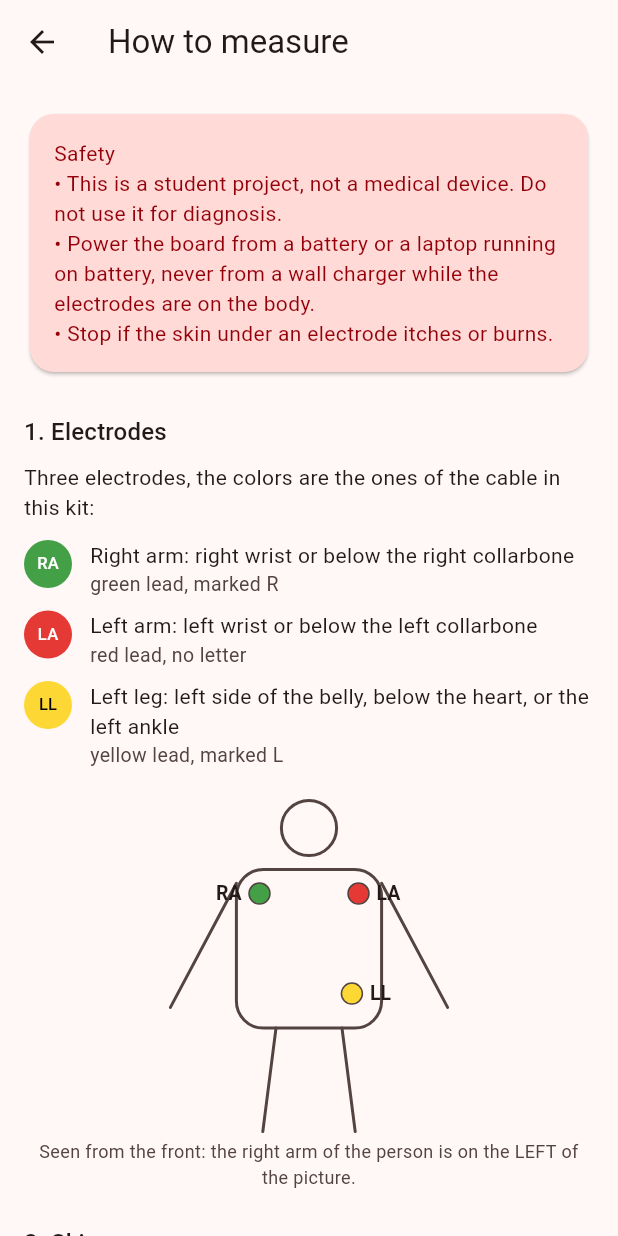
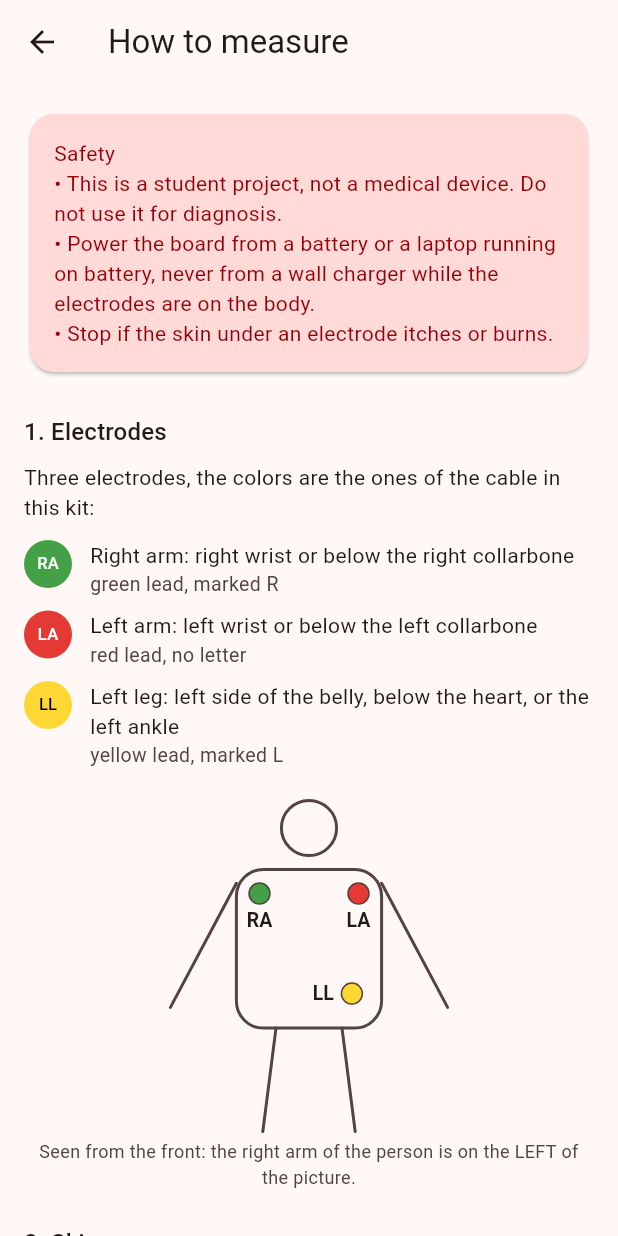
Before and after one commit to MV7567/ekg-flutter-app, a Flutter app: the screen it shows after launch, after a tap on "How to measure", on a phone screen of 412 x 824 dp. Run offline on Flutter 3.47's test engine with Material 3 defaults, Android fonts, the phone set to English and light mode, and no system bars; our stand-ins replace device_info_plus, flutter_blue_plus, pdf, permission_handler, share_plus, shared_preferences and 1 more.

Commit message:
electrode stuff

```diff
--- a/lib/l10n/app_en.arb
+++ b/lib/l10n/app_en.arb
@@ -88,6 +88,8 @@
   "deviceStart": "START",
   "devicePreview": "PREVIEW",
   "devicePreviewStop": "STOP PREVIEW",
+  "deviceAdsTest": "ADS1194 test signal",
+  "deviceAdsTestHint": "The internal test signal of the ADS1194: a ±1 mV square wave, about 1 Hz, the electrodes are not measured. Nothing is saved, START records it.",
   "devicePreviewHint": "Preview only, nothing is saved. START records from this moment on.",
   "deviceStop": "STOP",
   "deviceOfLength": "of {length}",
--- a/lib/l10n/app_localizations.dart
+++ b/lib/l10n/app_localizations.dart
@@ -553,6 +553,18 @@ abstract class AppLocalizations {
   /// In en, this message translates to:
   /// **'STOP PREVIEW'**
   String get devicePreviewStop;
+
+  /// No description provided for @deviceAdsTest.
+  ///
+  /// In en, this message translates to:
+  /// **'ADS1194 test signal'**
+  String get deviceAdsTest;
+
+  /// No description provided for @deviceAdsTestHint.
+  ///
+  /// In en, this message translates to:
+  /// **'The internal test signal of the ADS1194: a ±1 mV square wave, about 1 Hz, the electrodes are not measured. Nothing is saved, START records it.'**
+  String get deviceAdsTestHint;
 
   /// No description provided for @devicePreviewHint.
   ///
--- a/lib/l10n/app_pl.arb
+++ b/lib/l10n/app_pl.arb
@@ -82,6 +82,8 @@
   "deviceStart": "START",
   "devicePreview": "PODGLĄD",
   "devicePreviewStop": "ZATRZYMAJ PODGLĄD",
+  "deviceAdsTest": "Sygnał testowy ADS1194",
+  "deviceAdsTestHint": "Wewnętrzny sygnał testowy ADS1194: prostokąt ±1 mV, ok. 1 Hz, elektrody nie są mierzone. Nic nie jest zapisywane, START go nagra.",
   "devicePreviewHint": "Tylko podgląd, nic nie jest zapisywane. START nagrywa od tej chwili.",
   "deviceStop": "STOP",
   "deviceOfLength": "z {length}",
--- a/lib/screens/instructions_screen.dart
+++ b/lib/screens/instructions_screen.dart
@@ -190,12 +190,14 @@ class _ElectrodeMapPainter extends CustomPainter {
 
     // electrodes: the person's right is on the left of the picture
     // every dot in the color of its lead on the cable
-    _electrode(canvas, Offset(cx - w * 0.15, h * 0.29), 'RA', InstructionsScreen.rightArmColor, labelLeft: true);
-    _electrode(canvas, Offset(cx + w * 0.15, h * 0.29), 'LA', InstructionsScreen.leftArmColor, labelLeft: false);
-    _electrode(canvas, Offset(cx + w * 0.13, h * 0.58), 'LL', InstructionsScreen.leftLegColor, labelLeft: false);
+    // the labels inside the body, so they never cross the lines of the arms or the torso:
+    // RA / LA under their dot, LL (near the bottom edge) to the left of it
+    _electrode(canvas, Offset(cx - w * 0.15, h * 0.29), 'RA', InstructionsScreen.rightArmColor, labelBelow: true);
+    _electrode(canvas, Offset(cx + w * 0.15, h * 0.29), 'LA', InstructionsScreen.leftArmColor, labelBelow: true);
+    _electrode(canvas, Offset(cx + w * 0.13, h * 0.58), 'LL', InstructionsScreen.leftLegColor, labelBelow: false);
   }
 
-  void _electrode(Canvas canvas, Offset at, String label, Color color, {required bool labelLeft}) {
+  void _electrode(Canvas canvas, Offset at, String label, Color color, {required bool labelBelow}) {
     canvas.drawCircle(at, 7, Paint()..color = color);
     // a thin ring, so the yellow dot is visible on a light background too
     canvas.drawCircle(at, 7, Paint()
@@ -206,9 +208,11 @@ class _ElectrodeMapPainter extends CustomPainter {
       text: TextSpan(text: label, style: TextStyle(color: textColor, fontSize: 13, fontWeight: FontWeight.bold)),
       textDirection: TextDirection.ltr,
     )..layout();
-    // the label next to the dot, outside the body when possible
-    double x = labelLeft ? at.dx - 12 - text.width : at.dx + 12;
-    text.paint(canvas, Offset(x, at.dy - text.height / 2));
+    // under the dot (centered), or to the left of it
+    Offset where = labelBelow
+        ? Offset(at.dx - text.width / 2, at.dy + 10)
+        : Offset(at.dx - 12 - text.width, at.dy - text.height / 2);
+    text.paint(canvas, where);
   }
 
   @override
```
Also changed, not shown: lib/ekg_config.dart (+9 -0 lines), lib/ekg_packet_decoder.dart (+7 -4 lines), lib/l10n/app_localizations_en.dart (+7 -0 lines), lib/l10n/app_localizations_pl.dart (+7 -0 lines), lib/screens/device_screen.dart (+39 -5 lines), 1 other file.
